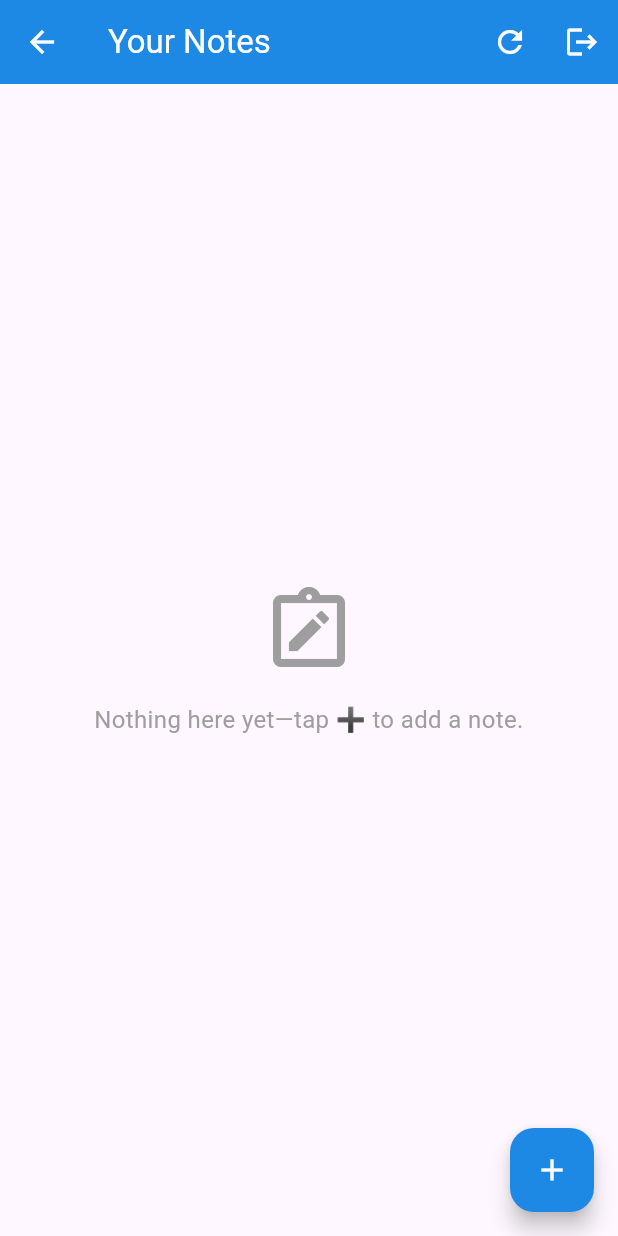
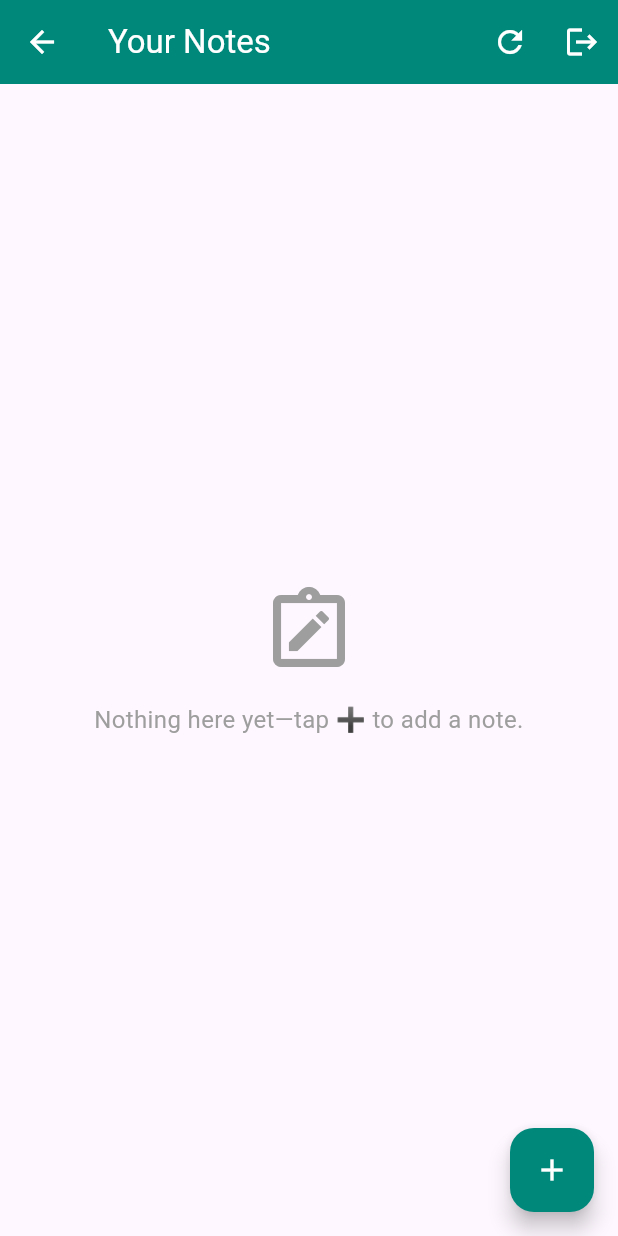
Before and after one commit to AngeNicole/notes_taker_app, a Flutter app: the NotesScreen screen opened directly, on a phone screen of 412 x 824 dp. Run offline on Flutter 3.47's test engine with Material 3 defaults, Android fonts, the phone set to English and light mode, and no system bars; our stand-ins replace cloud_firestore, firebase_auth, firebase_core, flutter_riverpod; accounts and stored records are empty.

Commit message:
Update note_screen.dart

```diff
--- a/lib/screens/note_screen.dart
+++ b/lib/screens/note_screen.dart
@@ -16,7 +16,7 @@ class NotesScreen extends ConsumerWidget {
     return Scaffold(
       appBar: AppBar(
         title: const Text('Your Notes'),
-        backgroundColor: Colors.blue[600],
+        backgroundColor: Colors.teal[600],
         foregroundColor: Colors.white,
         actions: [
           IconButton(
@@ -89,7 +89,7 @@ class NotesScreen extends ConsumerWidget {
             ),
           );
         },
-        backgroundColor: Colors.blue[600],
+        backgroundColor: Colors.teal[600],
         foregroundColor: Colors.white,
         child: const Icon(Icons.add),
       ),
```
